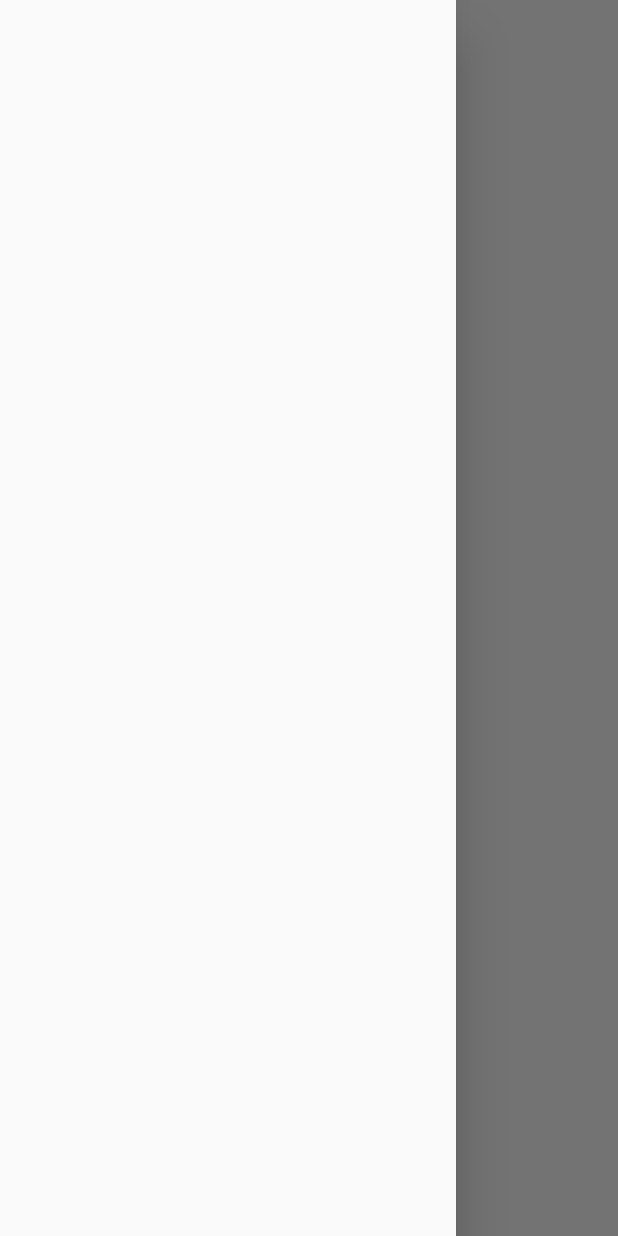
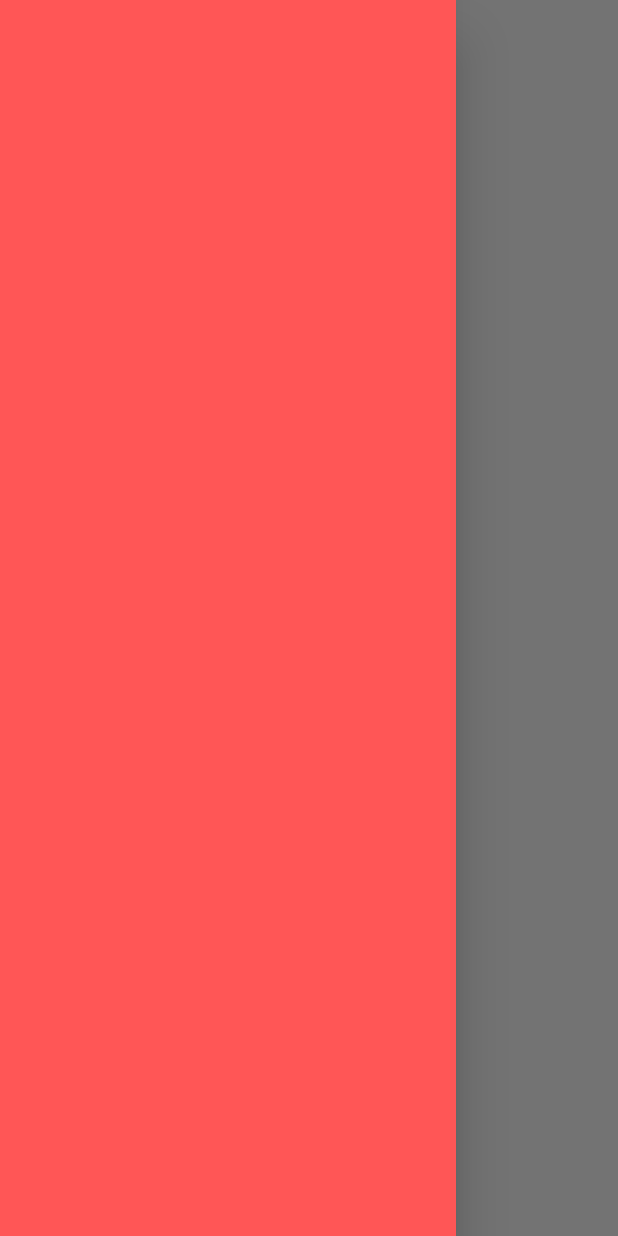
Before and after one commit to kyrotomato/flutter-practice, a Flutter app: the screen it shows after launch, with the side drawer open, on a phone screen of 412 x 824 dp. Run offline on Flutter 3.47's test engine with Material 2 defaults, Android fonts, the phone set to English and light mode, and no system bars.

Commit message:
added container widget to parent drawer and added some styling.

```diff
--- a/lib/main.dart
+++ b/lib/main.dart
@@ -80,7 +80,18 @@ class MainApp extends StatelessWidget {
           iconTheme: IconThemeData(color: mainColor),
         ),
         //drawer widget
-        drawer: Drawer(),
+        drawer: Drawer(
+          //appends a child container widget
+          child: Container(
+            //styling
+            //padding all around 30px
+            padding: EdgeInsets.all(30),
+            //color theme to our mainColor class
+            color: mainColor,
+            //aligns at the bottom left of parent I believe
+            alignment: Alignment.bottomLeft,
+          ),
+        ),
         body: Center(child: Text('Welcome to my application')));
   }
 }
```
